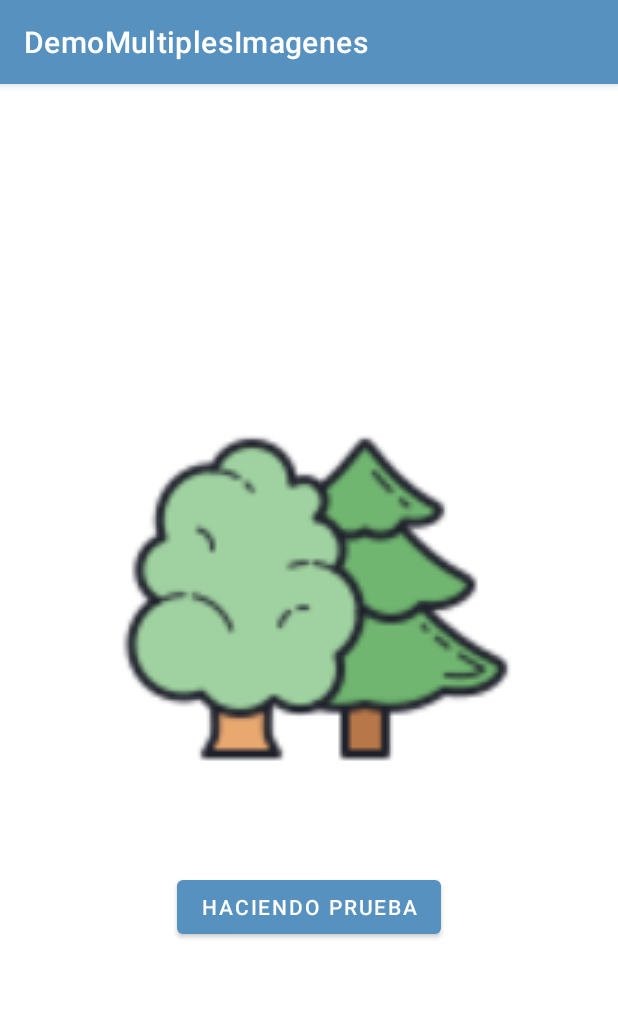
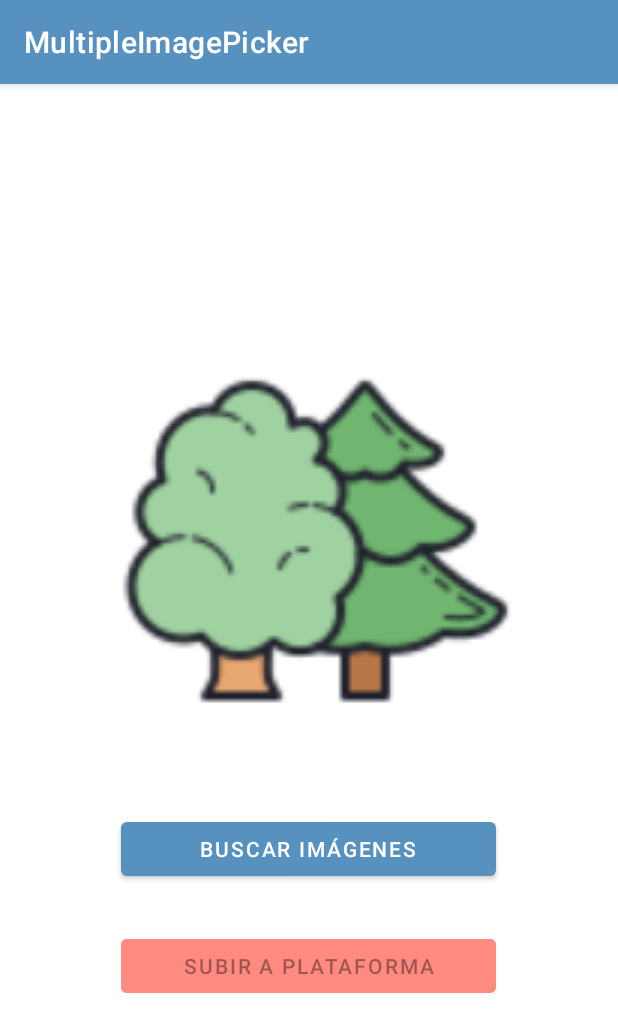
Before and after one commit to jfrangonzalez94/MultipleImagePickerRetrofit, an Android app: the screen it shows after launch (MainActivity), on a phone screen of 412 x 824 dp. Shown: the top 1032 px of the screen. Run offline under Robolectric (Android 15) with nearby library versions, the phone set to English and light mode, and no system bars; libraries missing offline, so code that uses them is left out: com.sangcomz.fishbun.

Commit message:
Cambios - 23/10/2022 - 01:55 PM MultipleImagePickerRetrofit

```diff
--- a/app/src/main/java/desarrollonica/com/ni/demomultiplesimagenes/MainActivity.kt
+++ b/app/src/main/java/desarrollonica/com/ni/demomultiplesimagenes/MainActivity.kt
@@ -13,13 +13,14 @@ import kotlinx.android.synthetic.main.activity_main.*
 
 class MainActivity : AppCompatActivity() {
 
+    lateinit var _Ubicacion: ArrayList<Uri>
 
     override fun onCreate(savedInstanceState: Bundle?) {
         super.onCreate(savedInstanceState)
         setContentView(R.layout.activity_main)
 
 
-        Btn_Prueba.setOnClickListener {
+        Btn_Buscar.setOnClickListener {
             FishBun.with(this)
                 .setImageAdapter(GlideAdapter())
                 .setAlbumSpanCount(2, 3)
@@ -36,13 +37,13 @@ class MainActivity : AppCompatActivity() {
                 .startAlbumWithOnActivityResult(27)
         }
 
+
+        Btn_Subir.setOnClickListener { Log.i("RESULTADO", "RESPUESTA DESPUES DE BUSCAR") }
     }
 
 
     override fun onActivityResult(_CodigoSolic: Int, _CodigoResult: Int, _DatoImagen: Intent?) {
         super.onActivityResult(_CodigoSolic, _CodigoResult, _DatoImagen)
-
-        lateinit var _Ubicacion: ArrayList<Uri>
 
         when (_CodigoSolic) {
             FishBun.FISHBUN_REQUEST_CODE -> if (_CodigoResult === RESULT_OK) {
@@ -50,7 +51,9 @@ class MainActivity : AppCompatActivity() {
                     _DatoImagen?.getParcelableArrayListExtra(FishBun.INTENT_PATH) ?: arrayListOf()
                 Log.i("RESULTADO", "RESPUESTA_ -> $_Ubicacion")
                 Log.i("RESULTADO", "RESPUESTA_INDIVIDUAL_ -> ${_Ubicacion.get(0)}")
-                Img_Cargador.setImageURI(_Ubicacion.get(0))
+                Img_Resultado.setImageURI(_Ubicacion.get(0))
+
+                Btn_Subir.isEnabled = true
             }
         }
     }
--- a/app/src/main/res/layout/activity_main.xml
+++ b/app/src/main/res/layout/activity_main.xml
@@ -9,16 +9,25 @@
     tools:context=".MainActivity">
 
     <ImageView
-        android:id="@+id/Img_Cargador"
+        android:id="@+id/Img_Resultado"
         android:layout_width="300dp"
         android:layout_height="300dp"
         app:srcCompat="@drawable/icon_forestal" />
 
     <Button
-        android:id="@+id/Btn_Prueba"
-        android:layout_width="wrap_content"
+        android:id="@+id/Btn_Buscar"
+        android:layout_width="250dp"
         android:layout_height="wrap_content"
         android:layout_marginTop="30dp"
-        android:text="Haciendo Prueba" />
+        android:text="Buscar Imágenes" />
+
+    <Button
+        android:id="@+id/Btn_Subir"
+        android:layout_width="250dp"
+        android:layout_height="wrap_content"
+        android:layout_marginTop="30dp"
+        android:backgroundTint="@color/RojoPalido"
+        android:enabled="false"
+        android:text="Subir a Plataforma" />
 
 </LinearLayout>
--- a/app/src/main/res/values/strings.xml
+++ b/app/src/main/res/values/strings.xml
@@ -1,3 +1,3 @@
 <resources>
-    <string name="app_name">DemoMultiplesImagenes</string>
+    <string name="app_name">MultipleImagePicker</string>
 </resources>
```
